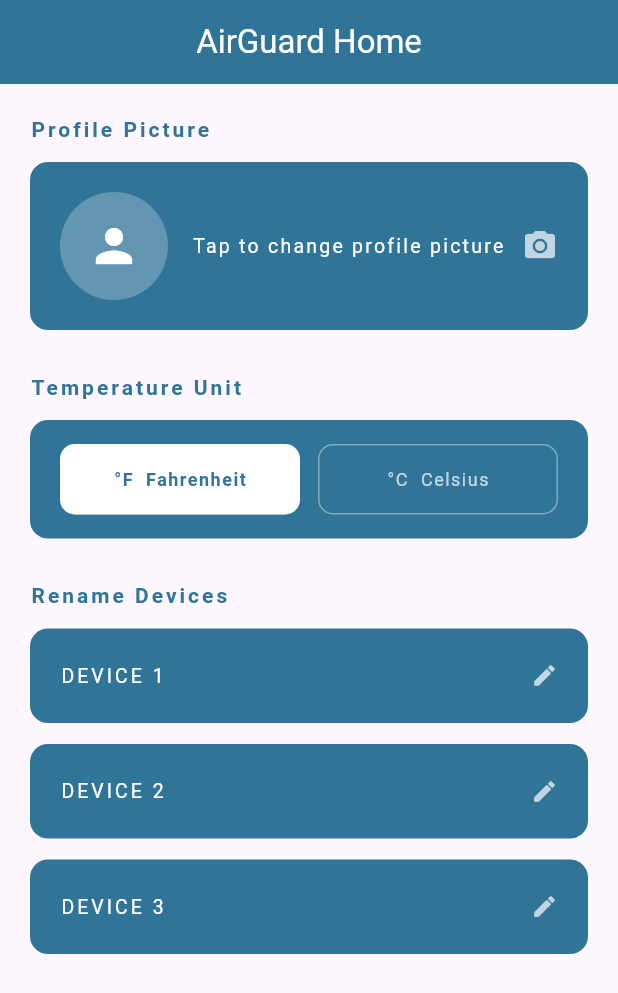
After one commit to MadM8/AirGuardHome, a Flutter app: the screen it shows after launch, item 4 of the bottom bar chosen, on a phone screen of 412 x 824 dp. The commit adds this screen. Shown: the top 993 px of the screen. Run offline on Flutter 3.47's test engine with Material 3 defaults, Android fonts, the phone set to English and light mode, and no system bars; our stand-ins replace image_picker.

Commit message:
Created settings and updated first

```diff
--- a/flutter_app/lib/pages/first.dart
+++ b/flutter_app/lib/pages/first.dart
@@ -2,6 +2,8 @@ import 'package:air_guard/pages/fourth.dart';
 import 'package:air_guard/pages/second.dart';
 import 'package:air_guard/pages/third.dart';
 import 'package:flutter/material.dart';
+import 'package:air_guard/pages/settings.dart';
+
 
 class First extends StatefulWidget {
   const First({super.key});
@@ -19,13 +21,13 @@ class _FirstState extends State<First> {
     });
   }
 
-  final List _page = [Home(), Devices(), Thermostat(), settings(),];
+  final List _page = [Home(), Devices(), Thermostat(), Settings()];
 
   @override
   Widget build(BuildContext context) {
     return Scaffold(
       appBar: AppBar(
-        title: Text("A I R G U A R D  H O M E", style: TextStyle(color: Colors.white)),
+        title: Text("AirGuard Home", style: TextStyle(color: Colors.white)),
         centerTitle: true,
         backgroundColor: const Color.fromARGB(255, 48, 117, 152),
       ),
@@ -60,7 +62,3 @@ class _FirstState extends State<First> {
     );
   }
 }
-
-// ignore: camel_case_types
-class settings {
-}
--- /dev/null
+++ b/flutter_app/lib/pages/settings.dart
@@ -0,0 +1,244 @@
+
+import 'dart:io';
+import 'package:flutter/material.dart';
+import 'package:image_picker/image_picker.dart';
+
+class Settings extends StatefulWidget {
+  const Settings({super.key});
+
+  @override
+  State<Settings> createState() => _SettingsState();
+}
+
+class _SettingsState extends State<Settings> {
+  File? _profileImage;
+  bool _isCelsius = false;
+  final List<String> _deviceNames = ['Device 1', 'Device 2', 'Device 3'];
+
+  // ── Pick profile image ─────────────────────────────────────────────────────
+  Future<void> _pickImage() async {
+    final picker = ImagePicker();
+    final picked = await picker.pickImage(source: ImageSource.gallery);
+    if (picked != null) {
+      setState(() => _profileImage = File(picked.path));
+    }
+  }
+
+  // ── Rename dialog ──────────────────────────────────────────────────────────
+  void _showRenameDialog(int index) {
+    final controller = TextEditingController(text: _deviceNames[index]);
+    showDialog(
+      context: context,
+      builder: (_) => AlertDialog(
+        title: const Text('Rename Device'),
+        content: TextField(
+          controller: controller,
+          autofocus: true,
+          decoration: const InputDecoration(hintText: 'Enter new name'),
+        ),
+        actions: [
+          TextButton(
+            onPressed: () => Navigator.pop(context),
+            child: const Text('Cancel'),
+          ),
+          ElevatedButton(
+            style: ElevatedButton.styleFrom(
+              backgroundColor: const Color.fromARGB(255, 48, 117, 152),
+            ),
+            onPressed: () {
+              if (controller.text.trim().isNotEmpty) {
+                setState(() => _deviceNames[index] = controller.text.trim());
+              }
+              Navigator.pop(context);
+            },
+            child: const Text('Save', style: TextStyle(color: Colors.white)),
+          ),
+        ],
+      ),
+    );
+  }
+
+  @override
+  Widget build(BuildContext context) {
+    return SingleChildScrollView(
+      padding: const EdgeInsets.all(20),
+      child: Column(
+        crossAxisAlignment: CrossAxisAlignment.start,
+        children: [
+
+          // ── Profile Picture
+          const Text(
+            'Profile Picture',
+            style: TextStyle(
+              color: Color.fromARGB(255, 48, 117, 152),
+              fontWeight: FontWeight.bold,
+              letterSpacing: 2,
+            ),
+          ),
+          const SizedBox(height: 12),
+          GestureDetector(
+            onTap: _pickImage,
+            child: Container(
+              width: double.infinity,
+              padding: const EdgeInsets.all(20),
+              decoration: BoxDecoration(
+                color: const Color.fromARGB(255, 48, 117, 152),
+                borderRadius: BorderRadius.circular(12),
+              ),
+              child: Row(
+                children: [
+                  CircleAvatar(
+                    radius: 36,
+                    backgroundColor: Colors.white24,
+                    backgroundImage: _profileImage != null
+                        ? FileImage(_profileImage!)
+                        : null,
+                    child: _profileImage == null
+                        ? const Icon(Icons.person, size: 36, color: Colors.white)
+                        : null,
+                  ),
+                  const SizedBox(width: 16),
+                  const Expanded(
+                    child: Text(
+                      'Tap to change profile picture',
+                      style: TextStyle(
+                        color: Colors.white,
+                        letterSpacing: 1.5,
+                        fontSize: 13,
+                      ),
+                    ),
+                  ),
+                  const Icon(Icons.camera_alt, color: Colors.white70),
+                ],
+              ),
+            ),
+          ),
+          const SizedBox(height: 28),
+
+          // ── Temperature Unit ───────────────────────────────────────────────
+          const Text(
+            'Temperature Unit',
+            style: TextStyle(
+              color: Color.fromARGB(255, 48, 117, 152),
+              fontWeight: FontWeight.bold,
+              letterSpacing: 2,
+            ),
+          ),
+          const SizedBox(height: 12),
+          Container(
+            width: double.infinity,
+            padding: const EdgeInsets.symmetric(horizontal: 20, vertical: 16),
+            decoration: BoxDecoration(
+              color: const Color.fromARGB(255, 48, 117, 152),
+              borderRadius: BorderRadius.circular(12),
+            ),
+            child: Row(
+              children: [
+                // °F button
+                Expanded(
+                  child: GestureDetector(
+                    onTap: () => setState(() => _isCelsius = false),
+                    child: AnimatedContainer(
+                      duration: const Duration(milliseconds: 200),
+                      padding: const EdgeInsets.symmetric(vertical: 14),
+                      decoration: BoxDecoration(
+                        color: !_isCelsius ? Colors.white : Colors.transparent,
+                        borderRadius: BorderRadius.circular(10),
+                        border: Border.all(color: Colors.white38),
+                      ),
+                      alignment: Alignment.center,
+                      child: Text(
+                        '°F  Fahrenheit',
+                        style: TextStyle(
+                          color: !_isCelsius
+                              ? const Color.fromARGB(255, 48, 117, 152)
+                              : Colors.white70,
+                          fontWeight: !_isCelsius
+                              ? FontWeight.bold
+                              : FontWeight.normal,
+                          fontSize: 12,
+                          letterSpacing: 1,
+                        ),
+                      ),
+                    ),
+                  ),
+                ),
+                const SizedBox(width: 12),
+                // °C button
+                Expanded(
+                  child: GestureDetector(
+                    onTap: () => setState(() => _isCelsius = true),
+                    child: AnimatedContainer(
+                      duration: const Duration(milliseconds: 200),
+                      padding: const EdgeInsets.symmetric(vertical: 14),
+                      decoration: BoxDecoration(
+                        color: _isCelsius ? Colors.white : Colors.transparent,
+                        borderRadius: BorderRadius.circular(10),
+                        border: Border.all(color: Colors.white38),
+                      ),
+                      alignment: Alignment.center,
+                      child: Text(
+                        '°C  Celsius',
+                        style: TextStyle(
+                          color: _isCelsius
+                              ? const Color.fromARGB(255, 48, 117, 152)
+                              : Colors.white70,
+                          fontWeight: _isCelsius
+                              ? FontWeight.bold
+                              : FontWeight.normal,
+                          fontSize: 12,
+                          letterSpacing: 1,
+                        ),
+                      ),
+                    ),
+                  ),
+                ),
+              ],
+            ),
+          ),
+          const SizedBox(height: 28),
+
+          // ── Rename Devices ─────────────────────────────────────────────────
+          const Text(
+            'Rename Devices',
+            style: TextStyle(
+              color: Color.fromARGB(255, 48, 117, 152),
+              fontWeight: FontWeight.bold,
+              letterSpacing: 2,
+            ),
+          ),
+          const SizedBox(height: 12),
+          ...List.generate(_deviceNames.length, (i) => Padding(
+            padding: const EdgeInsets.only(bottom: 14),
+            child: GestureDetector(
+              onTap: () => _showRenameDialog(i),
+              child: Container(
+                width: double.infinity,
+                padding: const EdgeInsets.symmetric(
+                    vertical: 22, horizontal: 20),
+                decoration: BoxDecoration(
+                  color: const Color.fromARGB(255, 48, 117, 152),
+                  borderRadius: BorderRadius.circular(12),
+                ),
+                child: Row(
+                  mainAxisAlignment: MainAxisAlignment.spaceBetween,
+                  children: [
+                    Text(
+                      _deviceNames[i].toUpperCase(),
+                      style: const TextStyle(
+                        color: Colors.white,
+                        letterSpacing: 2,
+                        fontSize: 13,
+                      ),
+                    ),
+                    const Icon(Icons.edit, color: Colors.white70, size: 18),
+                  ],
+                ),
+              ),
+            ),
+          )),
+        ],
+      ),
+    );
+  }
+}
```
